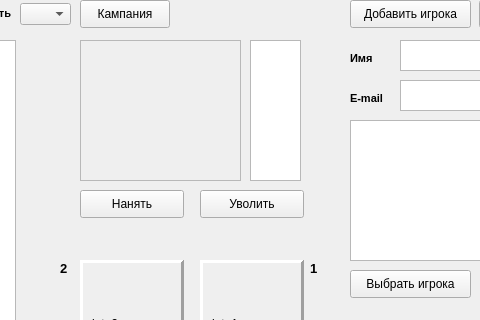
Erepb-89/disciples_mobile, file client_dir/client_main.ui: the form before one commit; both pictures show x 800 to 1280 and y 0 to 320 of the 1380 by 742 pixel window.
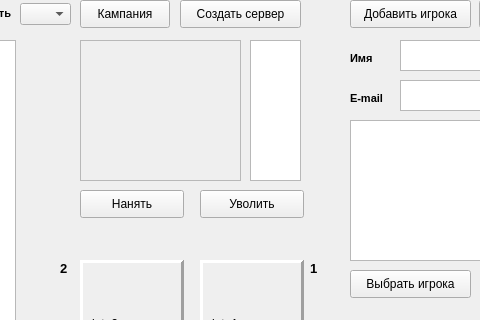
The form after the commit.

```diff
--- a/client_dir/client_main.ui
+++ b/client_dir/client_main.ui
@@ -1077,6 +1077,22 @@
      <set>Qt::AlignRight|Qt::AlignTrailing|Qt::AlignVCenter</set>
     </property>
    </widget>
+   <widget class="QPushButton" name="pushButtonCreateServer">
+    <property name="enabled">
+     <bool>true</bool>
+    </property>
+    <property name="geometry">
+     <rect>
+      <x>980</x>
+      <y>0</y>
+      <width>121</width>
+      <height>28</height>
+     </rect>
+    </property>
+    <property name="text">
+     <string>Создать сервер</string>
+    </property>
+   </widget>
    <zorder>capital</zorder>
    <zorder>gifLabel</zorder>
    <zorder>listAllUnits</zorder>
```
Left out of the diff: 1 changed line with no effect on the pictures.
